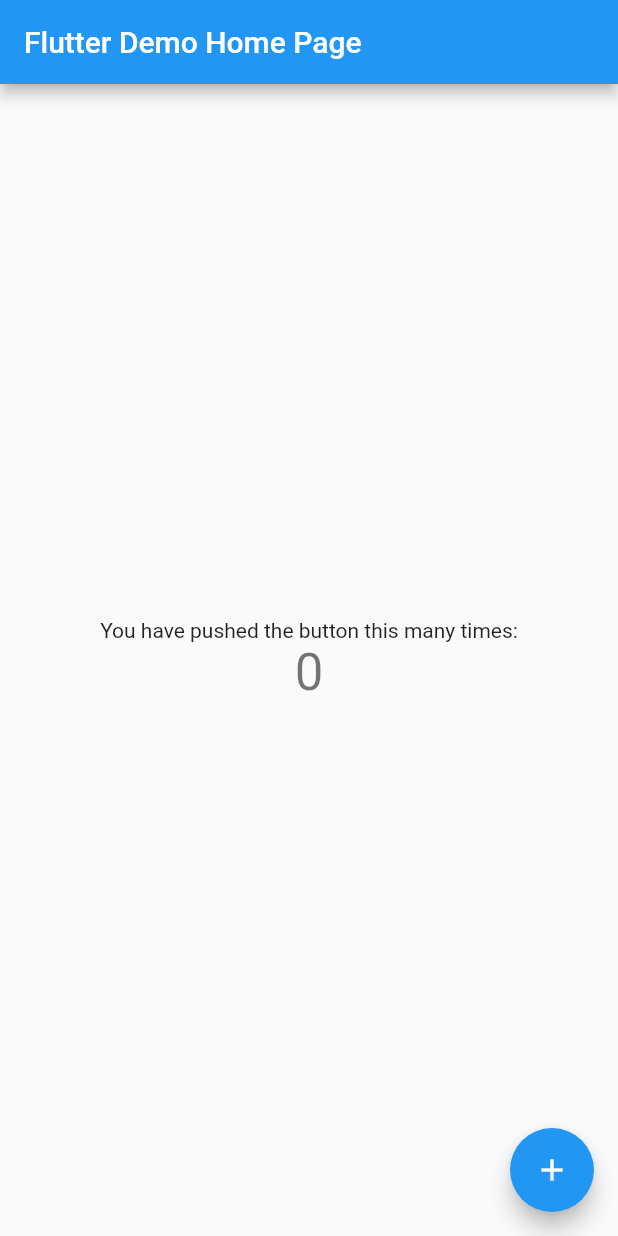
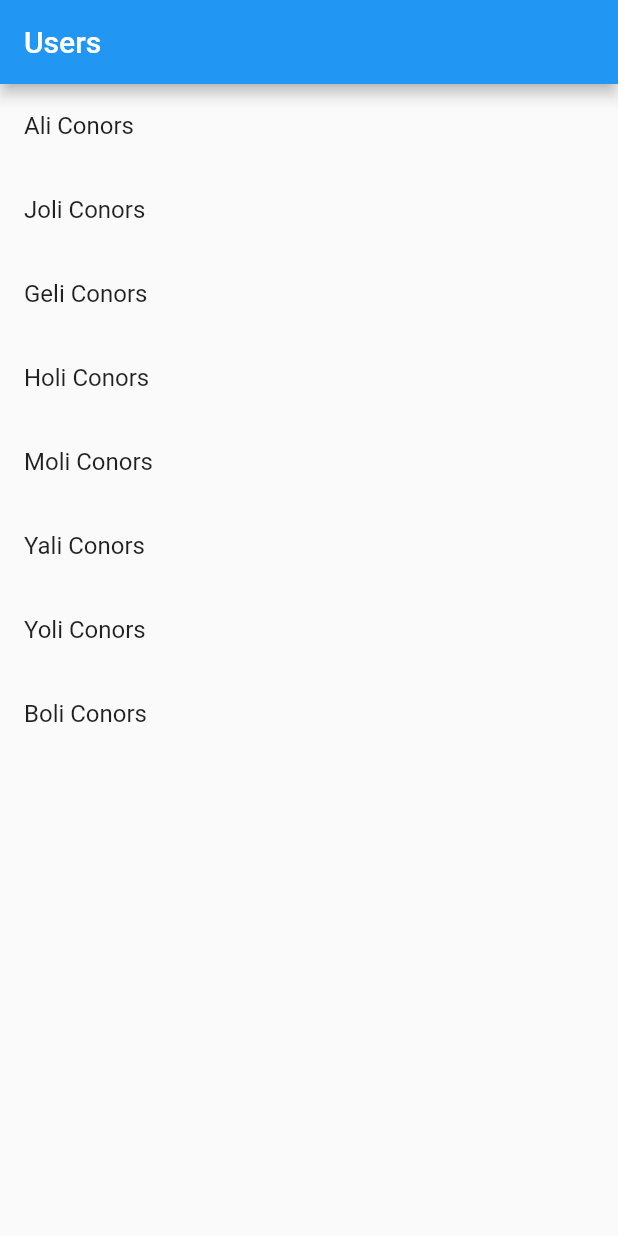
Before and after one commit to junho1124/flutter_jetchat_clone_app, a Flutter app: the screen it shows after launch, on a phone screen of 412 x 824 dp. Run offline on Flutter 3.47's test engine with Material 2 defaults, Android fonts, the phone set to English and light mode, and no system bars.

Commit message:
기본 뼈대 구성 및 FakeData 연결.

```diff
--- /dev/null
+++ b/lib/chat_page/chat_provider.dart
@@ -0,0 +1,5 @@
+import 'package:flutter/material.dart';
+
+class ChatProvider extends ChangeNotifier {
+  Map<int, dynamic> chatting = {};
+}
--- /dev/null
+++ b/lib/fake_data.dart
@@ -0,0 +1,84 @@
+class FakeData {
+  List<Map> users = [
+  {
+    'name' : 'Ali Conors',
+    'exp' : 'Senior Android Dev at Yearin',
+    'position' : 'Google Developer Expert',
+    'dpName' : 'aliconors',
+    'status' : true,
+    'twitter' : 'twitter.com/aliconrs',
+    'timeZone' : 'In your timezone',
+    'id' : 1
+  },
+  {
+    'name' : 'Joli Conors',
+    'exp' : 'Senior Android Dev at Yearin',
+    'position' : 'Google Developer Expert',
+    'dpName' : 'aliconors',
+    'status' : true,
+    'twitter' : 'twitter.com/aliconrs',
+    'timeZone' : 'In your timezone',
+    'id' : 2
+  },
+  {
+    'name' : 'Geli Conors',
+    'exp' : 'Senior Android Dev at Yearin',
+    'position' : 'Google Developer Expert',
+    'dpName' : 'aliconors',
+    'status' : true,
+    'twitter' : 'twitter.com/aliconrs',
+    'timeZone' : 'In your timezone',
+    'id' : 3
+  },
+  {
+    'name' : 'Holi Conors',
+    'exp' : 'Senior Android Dev at Yearin',
+    'position' : 'Google Developer Expert',
+    'dpName' : 'aliconors',
+    'status' : true,
+    'twitter' : 'twitter.com/aliconrs',
+    'timeZone' : 'In your timezone',
+    'id' : 4
+  },
+  {
+    'name' : 'Moli Conors',
+    'exp' : 'Senior Android Dev at Yearin',
+    'position' : 'Google Developer Expert',
+    'dpName' : 'aliconors',
+    'status' : true,
+    'twitter' : 'twitter.com/aliconrs',
+    'timeZone' : 'In your timezone',
+    'id' : 5
+  },
+  {
+    'name' : 'Yali Conors',
+    'exp' : 'Senior Android Dev at Yearin',
+    'position' : 'Google Developer Expert',
+    'dpName' : 'aliconors',
+    'status' : true,
+    'twitter' : 'twitter.com/aliconrs',
+    'timeZone' : 'In your timezone',
+    'id' : 6
+  },
+  {
+    'name' : 'Yoli Conors',
+    'exp' : 'Senior Android Dev at Yearin',
+    'position' : 'Google Developer Expert',
+    'dpName' : 'aliconors',
+    'status' : true,
+    'twitter' : 'twitter.com/aliconrs',
+    'timeZone' : 'In your timezone',
+    'id' : 7
+  },
+  {
+    'name' : 'Boli Conors',
+    'exp' : 'Senior Android Dev at Yearin',
+    'position' : 'Google Developer Expert',
+    'dpName' : 'aliconors',
+    'status' : true,
+    'twitter' : 'twitter.com/aliconrs',
+    'timeZone' : 'In your timezone',
+    'id' : 8
+  },
+  ];
+}
--- a/lib/main.dart
+++ b/lib/main.dart
@@ -1,113 +1,21 @@
 import 'package:flutter/material.dart';
+import 'package:flutter_jetchat_clone_app/fake_data.dart';
+import 'package:flutter_jetchat_clone_app/user_page.dart';
 
 void main() {
   runApp(MyApp());
 }
 
 class MyApp extends StatelessWidget {
-  // This widget is the root of your application.
+  FakeData _fakeData = FakeData();
   @override
   Widget build(BuildContext context) {
     return MaterialApp(
       title: 'Flutter Demo',
       theme: ThemeData(
-        // This is the theme of your application.
-        //
-        // Try running your application with "flutter run". You'll see the
-        // application has a blue toolbar. Then, without quitting the app, try
-        // changing the primarySwatch below to Colors.green and then invoke
-        // "hot reload" (press "r" in the console where you ran "flutter run",
-        // or simply save your changes to "hot reload" in a Flutter IDE).
-        // Notice that the counter didn't reset back to zero; the application
-        // is not restarted.
-        primarySwatch: Colors.blue,
+          primaryIconTheme: IconThemeData(color: Colors.black)
       ),
-      home: MyHomePage(title: 'Flutter Demo Home Page'),
+      home: UserPage(_fakeData.users),
     );
   }
 }
-
-class MyHomePage extends StatefulWidget {
-  MyHomePage({Key key, this.title}) : super(key: key);
-
-  // This widget is the home page of your application. It is stateful, meaning
-  // that it has a State object (defined below) that contains fields that affect
-  // how it looks.
-
-  // This class is the configuration for the state. It holds the values (in this
-  // case the title) provided by the parent (in this case the App widget) and
-  // used by the build method of the State. Fields in a Widget subclass are
-  // always marked "final".
-
-  final String title;
-
-  @override
-  _MyHomePageState createState() => _MyHomePageState();
-}
-
-class _MyHomePageState extends State<MyHomePage> {
-  int _counter = 0;
-
-  void _incrementCounter() {
-    setState(() {
-      // This call to setState tells the Flutter framework that something has
-      // changed in this State, which causes it to rerun the build method below
-      // so that the display can reflect the updated values. If we changed
-      // _counter without calling setState(), then the build method would not be
-      // called again, and so nothing would appear to happen.
-      _counter++;
-    });
-  }
-
-  @override
-  Widget build(BuildContext context) {
-    // This method is rerun every time setState is called, for instance as done
-    // by the _incrementCounter method above.
-    //
-    // The Flutter framework has been optimized to make rerunning build methods
-    // fast, so that you can just rebuild anything that needs updating rather
-    // than having to individually change instances of widgets.
-    return Scaffold(
-      appBar: AppBar(
-        // Here we take the value from the MyHomePage object that was created by
-        // the App.build method, and use it to set our appbar title.
-        title: Text(widget.title),
-      ),
-      body: Center(
-        // Center is a layout widget. It takes a single child and positions it
-        // in the middle of the parent.
-        child: Column(
-          // Column is also a layout widget. It takes a list of children and
-          // arranges them vertically. By default, it sizes itself to fit its
-          // children horizontally, and tries to be as tall as its parent.
-          //
-          // Invoke "debug painting" (press "p" in the console, choose the
-          // "Toggle Debug Paint" action from the Flutter Inspector in Android
-          // Studio, or the "Toggle Debug Paint" command in Visual Studio Code)
-          // to see the wireframe for each widget.
-          //
-          // Column has various properties to control how it sizes itself and
-          // how it positions its children. Here we use mainAxisAlignment to
-          // center the children vertically; the main axis here is the vertical
-          // axis because Columns are vertical (the cross axis would be
-          // horizontal).
-          mainAxisAlignment: MainAxisAlignment.center,
-          children: <Widget>[
-            Text(
-              'You have pushed the button this many times:',
-            ),
-            Text(
-              '$_counter',
-              style: Theme.of(context).textTheme.headline4,
-            ),
-          ],
-        ),
-      ),
-      floatingActionButton: FloatingActionButton(
-        onPressed: _incrementCounter,
-        tooltip: 'Increment',
-        child: Icon(Icons.add),
-      ), // This trailing comma makes auto-formatting nicer for build methods.
-    );
-  }
-}
--- /dev/null
+++ b/lib/user_page.dart
@@ -0,0 +1,44 @@
+import 'package:flutter/material.dart';
+import 'chat_page/chat_page.dart';
+
+class UserPage extends StatelessWidget {
+  UserPage(this.users);
+
+  final List<Map> users;
+
+  @override
+  Widget build(BuildContext context) {
+    return Scaffold(
+        appBar: AppBar(
+          title: Text('Users'),
+        ),
+        body: SingleChildScrollView(
+          child: Container(
+            height: 500,
+            child: Center(
+              child: ListView(
+                scrollDirection: Axis.vertical,
+                children: users.map((e) => MakeUsers(e)).toList()
+              ),
+            ),
+          ),
+        ));
+  }
+}
+
+class MakeUsers extends StatelessWidget {
+  MakeUsers(this.user);
+
+  final Map<dynamic, dynamic> user;
+
+  @override
+  Widget build(BuildContext context) {
+    return ListTile(
+      title: Text('${user['name']}'),
+      onTap: () {
+        Navigator.push(context,
+            MaterialPageRoute(builder: (context) => ChatPage(user)));
+      },
+    );
+  }
+}
--- a/pubspec.yaml
+++ b/pubspec.yaml
@@ -28,6 +28,7 @@ dependencies:
   # The following adds the Cupertino Icons font to your application.
   # Use with the CupertinoIcons class for iOS style icons.
   cupertino_icons: ^1.0.2
+  provider: ^5.0.0
 
 dev_dependencies:
   flutter_test:
@@ -38,6 +39,8 @@ dev_dependencies:
 
 # The following section is specific to Flutter.
 flutter:
+  assets:
+    - assets/
 
   # The following line ensures that the Material Icons font is
   # included with your application, so that you can use the icons in
```
Also changed, not shown: lib/chat_page/buttom_app_bar.dart (added, +52 -0 lines), lib/chat_page/chat_drawer.dart (added, +31 -0 lines), lib/chat_page/chat_page.dart (added, +88 -0 lines), pubspec.lock.
